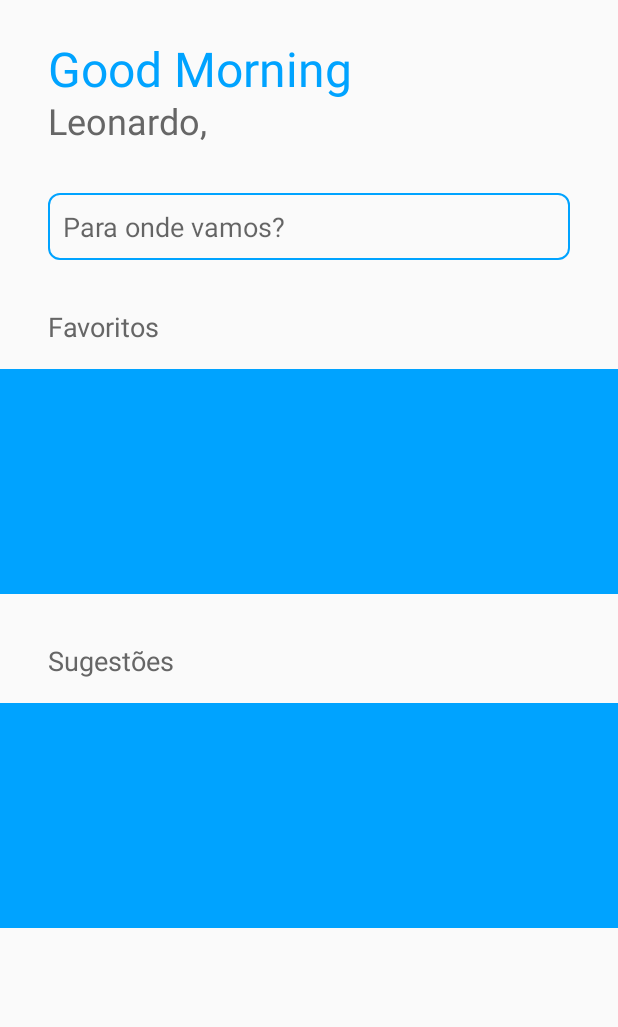
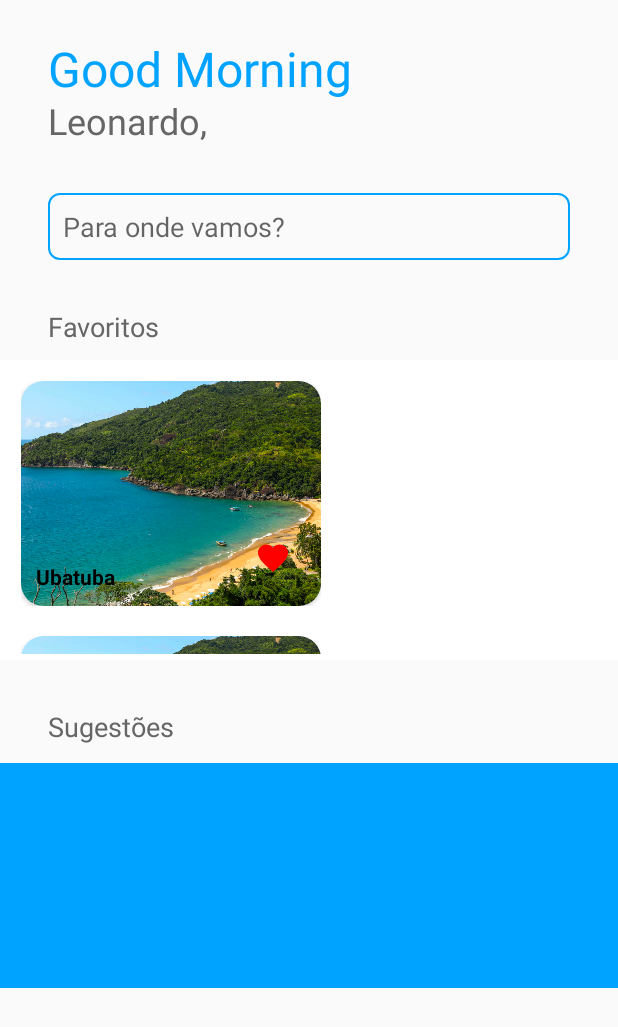
Before and after one commit to fcmaya/Android-Avanade-FIAP, an Android app: the layout fragment_home.xml on its own in the app's theme, with its tools: preview values and no code run, on a phone screen of 412 x 824 dp. Shown: the top 1027 px of the screen. Run offline under Robolectric (Android 15) with nearby library versions, the phone set to English and light mode, and no system bars.

Commit message:
lista de favoritos na home do app

```diff
--- a/app/src/main/java/br/com/equipequatro/traveltips/model/FavItem.kt
+++ b/app/src/main/java/br/com/equipequatro/traveltips/model/FavItem.kt
@@ -5,5 +5,8 @@ import com.google.firebase.Timestamp
 data class FavItem(
     var codigoPostagem: String = "",
     var uuidUsuario: String = "",
-    var data_fav: Timestamp = Timestamp(0, 0)
+    var data_fav: Timestamp = Timestamp(0, 0),
+    var id_favorito: String = "",
+    var cidade_fav: String = "",
+    var foto_fav: String = ""
 )
--- a/app/src/main/res/layout/fragment_home.xml
+++ b/app/src/main/res/layout/fragment_home.xml
@@ -69,16 +69,18 @@
                 android:textSize="18dp"
                 android:textColor="#666"
                 app:layout_constraintStart_toStartOf="parent"
-                app:layout_constraintTop_toBottomOf="@+id/recyclerView" />
+                app:layout_constraintTop_toBottomOf="@+id/rv_barra_favoritos" />
 
             <androidx.recyclerview.widget.RecyclerView
                 android:id="@+id/recyclerView_sugestoes"
                 android:layout_width="0dp"
                 android:layout_height="150dp"
-                android:layout_marginTop="16dp"
+                android:layout_marginTop="12dp"
                 android:background="@color/purple_200"
                 android:orientation="horizontal"
+                app:layout_constraintBottom_toBottomOf="parent"
                 app:layout_constraintEnd_toEndOf="parent"
+                app:layout_constraintHorizontal_bias="0.0"
                 app:layout_constraintStart_toStartOf="parent"
                 app:layout_constraintTop_toBottomOf="@+id/txtSugestoes" />
 
@@ -98,15 +100,19 @@
                 app:layout_constraintTop_toBottomOf="@+id/txtNome" />
 
             <androidx.recyclerview.widget.RecyclerView
-                android:id="@+id/recyclerView"
+                android:id="@+id/rv_barra_favoritos"
                 android:layout_width="0dp"
-                android:layout_height="150dp"
-                android:layout_marginTop="16dp"
-                android:background="@color/purple_200"
+                android:layout_height="200dp"
+                android:layout_marginTop="10dp"
+                android:background="@color/white"
                 android:orientation="horizontal"
+                android:padding="4dp"
                 app:layout_constraintEnd_toEndOf="parent"
                 app:layout_constraintStart_toStartOf="parent"
-                app:layout_constraintTop_toBottomOf="@+id/txtFavoritos" />
+                app:layout_constraintTop_toBottomOf="@+id/txtFavoritos"
+                tools:listitem="@layout/item_lista_favoritos">
+
+            </androidx.recyclerview.widget.RecyclerView>
 
         </androidx.constraintlayout.widget.ConstraintLayout>
     </ScrollView>
--- /dev/null
+++ b/app/src/main/res/layout/item_lista_favoritos.xml
@@ -0,0 +1,59 @@
+<?xml version="1.0" encoding="utf-8"?>
+<LinearLayout xmlns:android="http://schemas.android.com/apk/res/android"
+    xmlns:app="http://schemas.android.com/apk/res-auto"
+    xmlns:tools="http://schemas.android.com/tools"
+    android:layout_width="wrap_content"
+    android:layout_height="wrap_content"
+    android:orientation="horizontal"
+    android:padding="10dp">
+
+    <androidx.cardview.widget.CardView
+        android:layout_width="200dp"
+        android:layout_height="150dp"
+        android:padding="10dp"
+        app:cardCornerRadius="15dp"
+        app:layout_constraintBottom_toBottomOf="parent"
+        app:layout_constraintEnd_toEndOf="parent"
+        app:layout_constraintStart_toStartOf="parent"
+        app:layout_constraintTop_toTopOf="parent">
+
+        <androidx.constraintlayout.widget.ConstraintLayout
+            android:layout_width="match_parent"
+            android:layout_height="match_parent">
+
+            <ImageView
+                android:id="@+id/iv_fav_foto_principal"
+                android:layout_width="wrap_content"
+                android:layout_height="wrap_content"
+                android:scaleType="centerCrop"
+                app:layout_constraintBottom_toBottomOf="parent"
+                app:layout_constraintEnd_toEndOf="parent"
+                app:layout_constraintHorizontal_bias="0.0"
+                app:layout_constraintStart_toStartOf="parent"
+                app:srcCompat="@drawable/praia" />
+
+            <ImageView
+                android:id="@+id/iv_coracao_fav"
+                android:layout_width="wrap_content"
+                android:layout_height="wrap_content"
+                android:padding="20dp"
+                android:tint="#FF0000"
+                app:layout_constraintBottom_toBottomOf="parent"
+                app:layout_constraintEnd_toEndOf="parent"
+                app:srcCompat="@drawable/ic_baseline_favorite_24" />
+
+            <TextView
+                android:id="@+id/tv_cidade_fav"
+                android:layout_width="wrap_content"
+                android:layout_height="wrap_content"
+                android:layout_marginStart="10dp"
+                android:layout_marginBottom="10dp"
+                android:text="Ubatuba"
+                android:textColor="#000000"
+                android:textStyle="bold"
+                app:layout_constraintBottom_toBottomOf="parent"
+                app:layout_constraintStart_toStartOf="parent" />
+        </androidx.constraintlayout.widget.ConstraintLayout>
+
+    </androidx.cardview.widget.CardView>
+</LinearLayout>
--- a/app/src/main/res/layout/item_lista_feed.xml
+++ b/app/src/main/res/layout/item_lista_feed.xml
@@ -45,7 +45,7 @@
                 android:textColor="#0091EA"
                 android:textSize="34sp"
                 android:textStyle="bold"
-                app:layout_constraintBottom_toTopOf="@+id/tv_nome_estado_feed"
+                app:layout_constraintBottom_toTopOf="@+id/tv_nome_estado_feed2"
                 app:layout_constraintEnd_toEndOf="parent"
                 app:layout_constraintHorizontal_bias="0.117"
                 app:layout_constraintStart_toStartOf="parent"
--- a/app/src/main/res/menu/bottom_nav_menu.xml
+++ b/app/src/main/res/menu/bottom_nav_menu.xml
@@ -12,11 +12,6 @@
         android:title="Feeds" />
 
     <item
-        android:id="@+id/navigation_favorites"
-        android:icon="@drawable/ic_favorite"
-        android:title="Favoritos" />
-
-    <item
         android:id="@+id/navigation_profile"
         android:icon="@drawable/ic_profile"
         android:title="Perfil" />
```
Also changed, not shown: app/src/main/java/br/com/equipequatro/traveltips/adapter/FavListAdapter.kt (added, +47 -0 lines), app/src/main/java/br/com/equipequatro/traveltips/view/fragment/HomeFragment.kt (+60 -2 lines).
